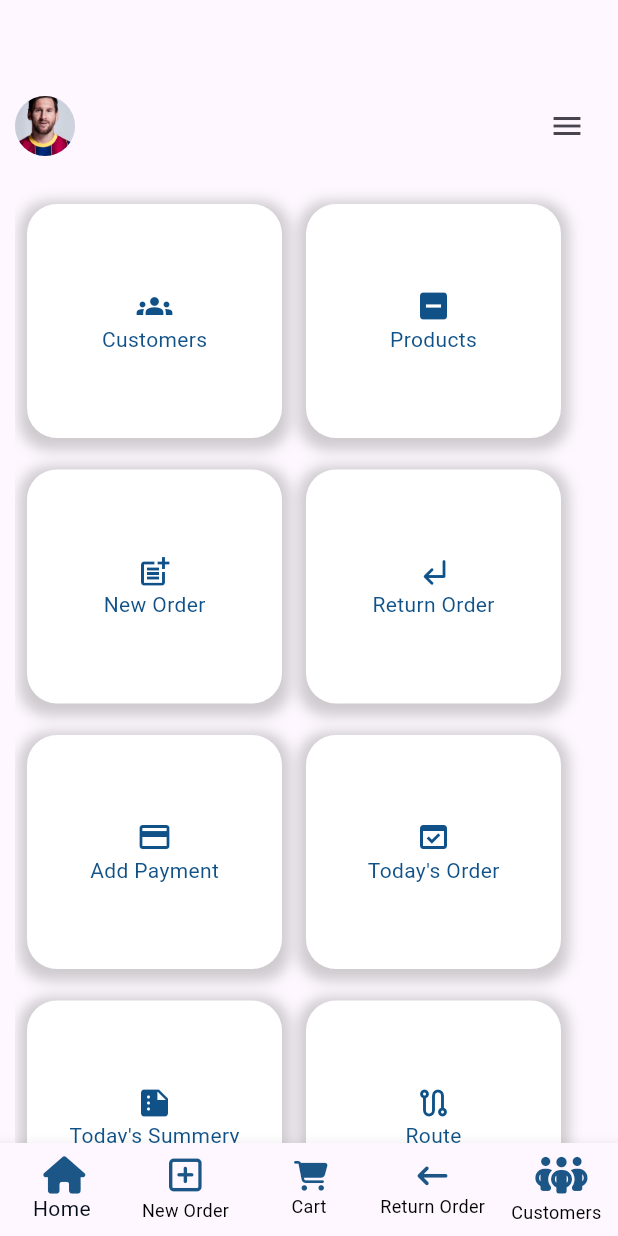
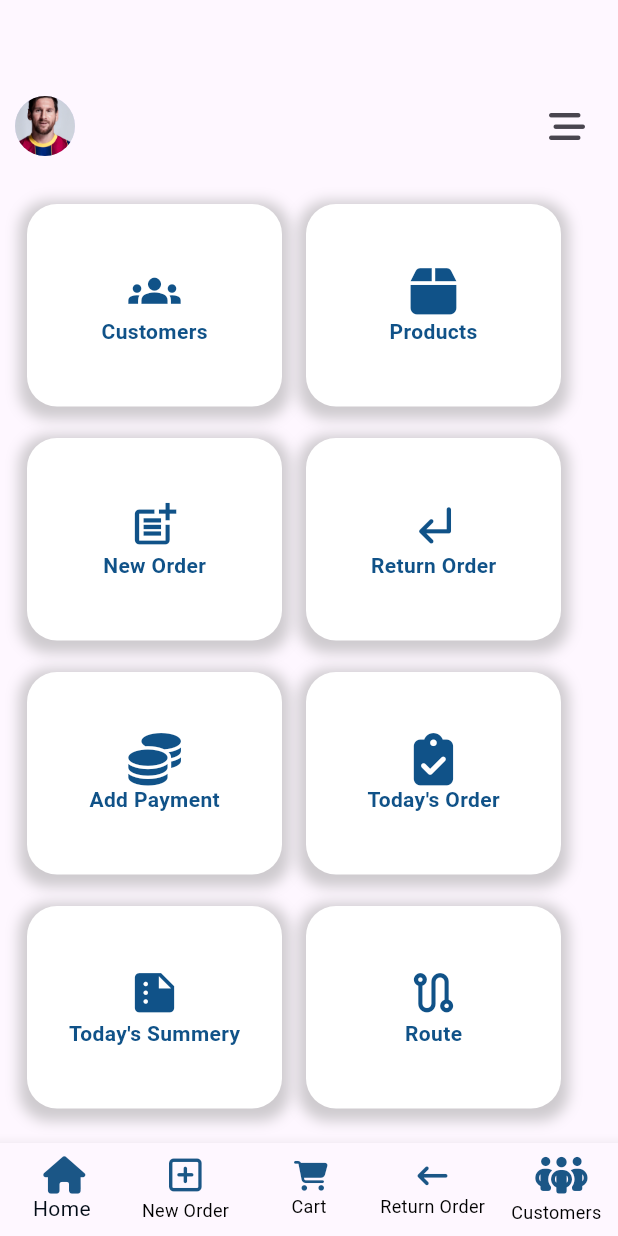
Before and after one commit to abhijithn585/technaureus-task, a Flutter app: the screen it shows after launch, on a phone screen of 412 x 824 dp. Run offline on Flutter 3.47's test engine with Material 3 defaults, Android fonts, the phone set to English and light mode, and no system bars; our stand-ins replace dio, font_awesome_flutter, google_fonts.

Commit message:
completed ui works

```diff
--- a/lib/model/customer_model.dart
+++ b/lib/model/customer_model.dart
@@ -1,5 +1,5 @@
 class CustomerModel {
-  String? id;
+  int? id;
   String? name;
   String? profile;
   String? number;
@@ -8,7 +8,7 @@ class CustomerModel {
   String? streetTwo;
   String? city;
   String? state;
-  String? pincode;
+  int? pincode;
   String? country;
 
   CustomerModel(
--- a/lib/view/home_screen/home_screen.dart
+++ b/lib/view/home_screen/home_screen.dart
@@ -1,5 +1,8 @@
 import 'package:flutter/material.dart';
+import 'package:flutter/widgets.dart';
+import 'package:font_awesome_flutter/font_awesome_flutter.dart';
 import 'package:task/view/home_screen/widgets/row_containers.dart';
+import 'package:task/view/product_screen/product_screen.dart';
 
 class HomeScreen extends StatefulWidget {
   const HomeScreen({super.key});
@@ -23,32 +26,68 @@ class _HomeScreenState extends State<HomeScreen> {
                   const CircleAvatar(
                     backgroundImage: AssetImage('assets/image/MESSI.jpg'),
                   ),
-                  IconButton(onPressed: () {}, icon: const Icon(Icons.menu))
+                  IconButton(
+                      onPressed: () {
+
+                      },
+                      icon: const Icon(FontAwesomeIcons.barsStaggered))
                 ],
               ),
               const SizedBox(
                 height: 20,
               ),
-              const RowContainers(
-                  text1: 'Customers',
-                  text2: 'Products',
-                  icon1: Icons.groups,
-                  icon2: Icons.indeterminate_check_box),
-              const RowContainers(
-                  text1: 'New Order',
-                  text2: 'Return Order',
-                  icon1: Icons.post_add_outlined,
-                  icon2: Icons.subdirectory_arrow_left_rounded),
-              const RowContainers(
-                  text1: 'Add Payment',
-                  text2: "Today's Order",
-                  icon1: Icons.payment,
-                  icon2: Icons.domain_verification_outlined),
-              const RowContainers(
-                  text1: "Today's Summery",
-                  text2: 'Route',
-                  icon1: Icons.summarize,
-                  icon2: Icons.route_outlined)
+              Row(
+                children: [
+                  const RowContainers(
+                    text: 'Customers',
+                    icon: Icons.groups,
+                  ),
+                  GestureDetector(
+                    onTap: () {
+                      Navigator.push(
+                          context,
+                          MaterialPageRoute(
+                            builder: (context) => ProductScreen(),
+                          ));
+                    },
+                    child: RowContainers(
+                      text: 'Products',
+                      icon: FontAwesomeIcons.box,
+                    ),
+                  )
+                ],
+              ),
+              Row(
+                children: [
+                  const RowContainers(
+                    text: 'New Order',
+                    icon: Icons.post_add_outlined,
+                  ),
+                  RowContainers(
+                      text: 'Return Order',
+                      icon: Icons.subdirectory_arrow_left_rounded)
+                ],
+              ),
+              Row(
+                children: [
+                  const RowContainers(
+                    text: 'Add Payment',
+                    icon: FontAwesomeIcons.coins,
+                  ),
+                  RowContainers(
+                      text: "Today's Order",
+                      icon: FontAwesomeIcons.clipboardCheck)
+                ],
+              ),
+              Row(
+                children: [
+                  const RowContainers(
+                    text: "Today's Summery",
+                    icon: Icons.summarize,
+                  ),
+                  RowContainers(text: 'Route', icon: Icons.route_outlined)
+                ],
+              )
             ],
           ),
         ),
--- a/lib/view/home_screen/widgets/row_containers.dart
+++ b/lib/view/home_screen/widgets/row_containers.dart
@@ -1,26 +1,17 @@
 import 'package:flutter/material.dart';
 
 class RowContainers extends StatelessWidget {
-  const RowContainers(
-      {super.key,
-      required this.text1,
-      required this.text2,
-      required this.icon1,
-      required this.icon2});
-  final String text1;
-  final String text2;
-  final IconData icon1;
-  final IconData icon2;
+  const RowContainers({super.key, required this.text, required this.icon});
+  final String text;
+  final IconData icon;
   @override
   Widget build(BuildContext context) {
     return Column(
       children: [
-        Row(
-          children: [
         Padding(
           padding: const EdgeInsets.all(8.0),
           child: Container(
-                height: 156,
+            height: 135,
             width: 170,
             decoration: BoxDecoration(
               borderRadius: BorderRadius.circular(20),
@@ -38,50 +29,19 @@ class RowContainers extends StatelessWidget {
               mainAxisAlignment: MainAxisAlignment.center,
               children: [
                 Icon(
-                      icon1,
+                  icon,
                   color: Color.fromARGB(255, 16, 82, 136),
+                  size: 35,
                 ),
                 Text(
-                      text1,
-                      style: TextStyle(color: Color.fromARGB(255, 16, 82, 136)),
+                  text,
+                  style: TextStyle(
+                      color: Color.fromARGB(255, 16, 82, 136),
+                      fontWeight: FontWeight.bold),
                 )
               ],
             ),
           ),
-            ),
-            Padding(
-              padding: const EdgeInsets.all(8.0),
-              child: Container(
-                height: 156,
-                width: 170,
-                decoration: BoxDecoration(
-                  borderRadius: BorderRadius.circular(20),
-                  color: Colors.white,
-                  boxShadow: [
-                    BoxShadow(
-                      color: Colors.grey.withOpacity(0.5),
-                      spreadRadius: 5,
-                      blurRadius: 7,
-                      offset: const Offset(0, 3),
-                    ),
-                  ],
-                ),
-                child: Column(
-                  mainAxisAlignment: MainAxisAlignment.center,
-                  children: [
-                    Icon(
-                      icon2,
-                      color: Color.fromARGB(255, 16, 82, 136),
-                    ),
-                    Text(
-                      text2,
-                      style: TextStyle(color: Color.fromARGB(255, 16, 82, 136)),
-                    )
-                  ],
-                ),
-              ),
-            )
-          ],
         ),
         const SizedBox(
           height: 5,
--- a/lib/view/product_screen/widgets/product_container.dart
+++ b/lib/view/product_screen/widgets/product_container.dart
@@ -64,7 +64,8 @@ class ProductContainer extends StatelessWidget {
                                 ),
                                 Padding(
                                   padding: const EdgeInsets.only(left: 10),
-                                  child: Text(product.price.toString()),
+                                  child:
+                                      Text('\$${product.price.toString()}/-'),
                                 ),
                               ],
                             ),
```
Also changed, not shown: lib/view/customer_screen/customers_screen.dart (+32 -9 lines), lib/view/customer_screen/widget/bottomsheet.dart (added, +129 -0 lines), lib/view/customer_screen/widget/customer_container.dart (+21 -15 lines), lib/view/product_screen/product_screen.dart (+26 -1 lines). Lines whose indentation alone changed are shown as unchanged.
